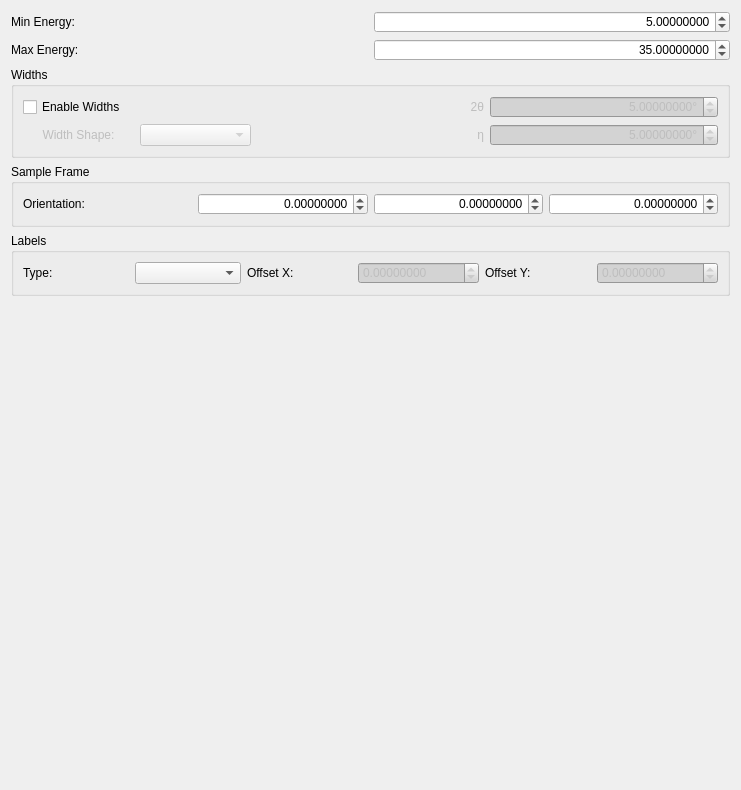
Above: hexrdgui/resources/ui/laue_overlay_editor.ui from HEXRD/hexrdgui before the change. Below: the same form after it.
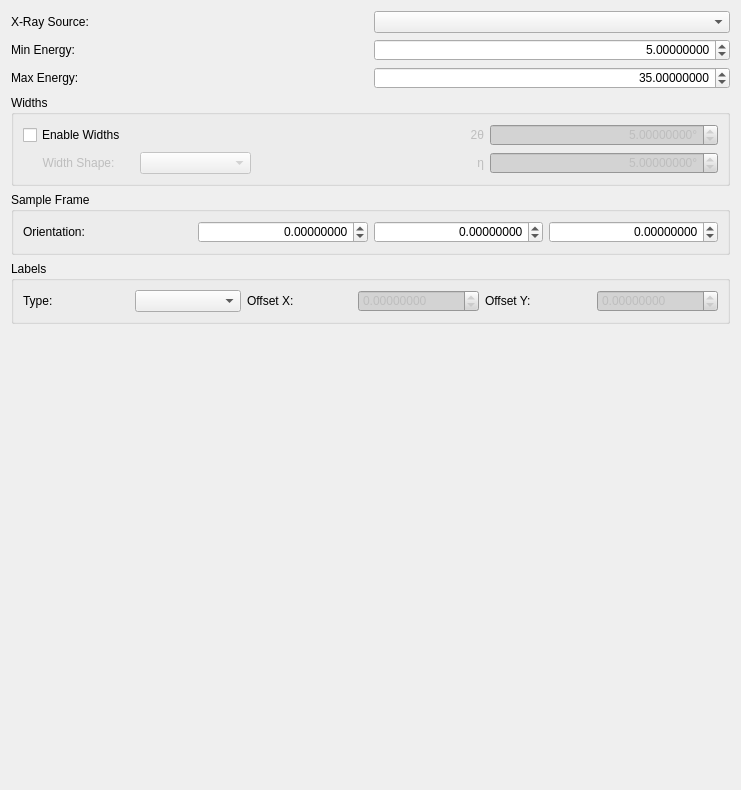
That is the form after the change. Custom widgets are drawn as their Qt base class.

```diff
--- a/hexrdgui/resources/ui/laue_overlay_editor.ui
+++ b/hexrdgui/resources/ui/laue_overlay_editor.ui
@@ -31,16 +31,6 @@
   </property>
   <layout class="QGridLayout" name="gridLayout">
    <item row="1" column="0">
-    <widget class="QLabel" name="max_energy_label">
-     <property name="text">
-      <string>Max Energy:</string>
-     </property>
-     <property name="buddy">
-      <cstring>max_energy</cstring>
-     </property>
-    </widget>
-   </item>
-   <item row="0" column="0">
     <widget class="QLabel" name="min_energy_label">
      <property name="text">
       <string>Min Energy:</string>
@@ -54,6 +44,182 @@
     <layout class="QVBoxLayout" name="crystal_editor_layout"/>
    </item>
    <item row="7" column="0" colspan="2">
+    <widget class="QGroupBox" name="labelsGroup">
+     <property name="title">
+      <string>Labels</string>
+     </property>
+     <layout class="QGridLayout" name="gridLayout_2">
+      <item row="0" column="3">
+       <widget class="ScientificDoubleSpinBox" name="label_offset_x">
+        <property name="enabled">
+         <bool>false</bool>
+        </property>
+        <property name="keyboardTracking">
+         <bool>false</bool>
+        </property>
+        <property name="decimals">
+         <number>8</number>
+        </property>
+        <property name="minimum">
+         <double>-10000.000000000000000</double>
+        </property>
+        <property name="maximum">
+         <double>10000.000000000000000</double>
+        </property>
+       </widget>
+      </item>
+      <item row="0" column="1">
+       <widget class="QComboBox" name="label_type"/>
+      </item>
+      <item row="0" column="2">
+       <widget class="QLabel" name="label_offset_x_label">
+        <property name="text">
+         <string>Offset X:</string>
+        </property>
+        <property name="buddy">
+         <cstring>label_offset_x</cstring>
+        </property>
+       </widget>
+      </item>
+      <item row="0" column="0">
+       <widget class="QLabel" name="label_type_label">
+        <property name="text">
+         <string>Type:</string>
+        </property>
+        <property name="buddy">
+         <cstring>label_type</cstring>
+        </property>
+       </widget>
+      </item>
+      <item row="0" column="4">
+       <widget class="QLabel" name="label_offset_y_label">
+        <property name="text">
+         <string>Offset Y:</string>
+        </property>
+        <property name="buddy">
+         <cstring>label_offset_y</cstring>
+        </property>
+       </widget>
+      </item>
+      <item row="0" column="5">
+       <widget class="ScientificDoubleSpinBox" name="label_offset_y">
+        <property name="enabled">
+         <bool>false</bool>
+        </property>
+        <property name="keyboardTracking">
+         <bool>false</bool>
+        </property>
+        <property name="decimals">
+         <number>8</number>
+        </property>
+        <property name="minimum">
+         <double>-10000.000000000000000</double>
+        </property>
+        <property name="maximum">
+         <double>10000.000000000000000</double>
+        </property>
+       </widget>
+      </item>
+     </layout>
+    </widget>
+   </item>
+   <item row="2" column="0">
+    <widget class="QLabel" name="max_energy_label">
+     <property name="text">
+      <string>Max Energy:</string>
+     </property>
+     <property name="buddy">
+      <cstring>max_energy</cstring>
+     </property>
+    </widget>
+   </item>
+   <item row="2" column="1">
+    <widget class="ScientificDoubleSpinBox" name="max_energy">
+     <property name="alignment">
+      <set>Qt::AlignRight|Qt::AlignTrailing|Qt::AlignVCenter</set>
+     </property>
+     <property name="keyboardTracking">
+      <bool>false</bool>
+     </property>
+     <property name="decimals">
+      <number>8</number>
+     </property>
+     <property name="maximum">
+      <double>100000.000000000000000</double>
+     </property>
+     <property name="value">
+      <double>35.000000000000000</double>
+     </property>
+    </widget>
+   </item>
+   <item row="6" column="0" colspan="2">
+    <widget class="QGroupBox" name="sample_frame_group">
+     <property name="title">
+      <string>Sample Frame</string>
+     </property>
+     <layout class="QHBoxLayout" name="horizontalLayout_2">
+      <item>
+       <widget class="QLabel" name="sample_orientation_label">
+        <property name="text">
+         <string>Orientation:</string>
+        </property>
+        <property name="buddy">
+         <cstring>sample_orientation_0</cstring>
+        </property>
+       </widget>
+      </item>
+      <item>
+       <widget class="ScientificDoubleSpinBox" name="sample_orientation_0">
+        <property name="alignment">
+         <set>Qt::AlignRight|Qt::AlignTrailing|Qt::AlignVCenter</set>
+        </property>
+        <property name="decimals">
+         <number>8</number>
+        </property>
+        <property name="minimum">
+         <double>-1000000.000000000000000</double>
+        </property>
+        <property name="maximum">
+         <double>1000000.000000000000000</double>
+        </property>
+       </widget>
+      </item>
+      <item>
+       <widget class="ScientificDoubleSpinBox" name="sample_orientation_1">
+        <property name="alignment">
+         <set>Qt::AlignRight|Qt::AlignTrailing|Qt::AlignVCenter</set>
+        </property>
+        <property name="decimals">
+         <number>8</number>
+        </property>
+        <property name="minimum">
+         <double>-1000000.000000000000000</double>
+        </property>
+        <property name="maximum">
+         <double>1000000.000000000000000</double>
+        </property>
+       </widget>
+      </item>
+      <item>
+       <widget class="ScientificDoubleSpinBox" name="sample_orientation_2">
+        <property name="alignment">
+         <set>Qt::AlignRight|Qt::AlignTrailing|Qt::AlignVCenter</set>
+        </property>
+        <property name="decimals">
+         <number>8</number>
+        </property>
+        <property name="minimum">
+         <double>-1000000.000000000000000</double>
+        </property>
+        <property name="maximum">
+         <double>1000000.000000000000000</double>
+        </property>
+       </widget>
+      </item>
+     </layout>
+    </widget>
+   </item>
+   <item row="8" column="0" colspan="2">
     <spacer name="verticalSpacer">
      <property name="orientation">
       <enum>Qt::Vertical</enum>
@@ -66,7 +232,29 @@
      </property>
     </spacer>
    </item>
-   <item row="2" column="0" colspan="2">
+   <item row="1" column="1">
+    <widget class="ScientificDoubleSpinBox" name="min_energy">
+     <property name="alignment">
+      <set>Qt::AlignRight|Qt::AlignTrailing|Qt::AlignVCenter</set>
+     </property>
+     <property name="keyboardTracking">
+      <bool>false</bool>
+     </property>
+     <property name="decimals">
+      <number>8</number>
+     </property>
+     <property name="maximum">
+      <double>100000.000000000000000</double>
+     </property>
+     <property name="value">
+      <double>5.000000000000000</double>
+     </property>
+    </widget>
+   </item>
+   <item row="5" column="0" colspan="2">
+    <layout class="QVBoxLayout" name="crystal_editor_layout"/>
+   </item>
+   <item row="3" column="0" colspan="2">
     <widget class="QGroupBox" name="ranges_group_box">
      <property name="title">
       <string>Widths</string>
@@ -191,190 +379,15 @@
      </layout>
     </widget>
    </item>
-   <item row="1" column="1">
-    <widget class="ScientificDoubleSpinBox" name="max_energy">
-     <property name="alignment">
-      <set>Qt::AlignRight|Qt::AlignTrailing|Qt::AlignVCenter</set>
+   <item row="0" column="0">
+    <widget class="QLabel" name="xray_source_label">
+     <property name="text">
+      <string>X-Ray Source:</string>
      </property>
-     <property name="keyboardTracking">
-      <bool>false</bool>
-     </property>
-     <property name="decimals">
-      <number>8</number>
-     </property>
-     <property name="maximum">
-      <double>100000.000000000000000</double>
-     </property>
-     <property name="value">
-      <double>35.000000000000000</double>
-     </property>
-    </widget>
-   </item>
-   <item row="5" column="0" colspan="2">
-    <widget class="QGroupBox" name="sample_frame_group">
-     <property name="title">
-      <string>Sample Frame</string>
-     </property>
-     <layout class="QHBoxLayout" name="horizontalLayout_2">
-      <item>
-       <widget class="QLabel" name="sample_orientation_label">
-        <property name="text">
-         <string>Orientation:</string>
-        </property>
-        <property name="buddy">
-         <cstring>sample_orientation_0</cstring>
-        </property>
-       </widget>
-      </item>
-      <item>
-       <widget class="ScientificDoubleSpinBox" name="sample_orientation_0">
-        <property name="alignment">
-         <set>Qt::AlignRight|Qt::AlignTrailing|Qt::AlignVCenter</set>
-        </property>
-        <property name="decimals">
-         <number>8</number>
-        </property>
-        <property name="minimum">
-         <double>-1000000.000000000000000</double>
-        </property>
-        <property name="maximum">
-         <double>1000000.000000000000000</double>
-        </property>
-       </widget>
-      </item>
-      <item>
-       <widget class="ScientificDoubleSpinBox" name="sample_orientation_1">
-        <property name="alignment">
-         <set>Qt::AlignRight|Qt::AlignTrailing|Qt::AlignVCenter</set>
-        </property>
-        <property name="decimals">
-         <number>8</number>
-        </property>
-        <property name="minimum">
-         <double>-1000000.000000000000000</double>
-        </property>
-        <property name="maximum">
-         <double>1000000.000000000000000</double>
-        </property>
-       </widget>
-      </item>
-      <item>
-       <widget class="ScientificDoubleSpinBox" name="sample_orientation_2">
-        <property name="alignment">
-         <set>Qt::AlignRight|Qt::AlignTrailing|Qt::AlignVCenter</set>
-        </property>
-        <property name="decimals">
-         <number>8</number>
-        </property>
-        <property name="minimum">
-         <double>-1000000.000000000000000</double>
-        </property>
-        <property name="maximum">
-         <double>1000000.000000000000000</double>
-        </property>
-       </widget>
-      </item>
-     </layout>
     </widget>
    </item>
    <item row="0" column="1">
-    <widget class="ScientificDoubleSpinBox" name="min_energy">
-     <property name="alignment">
-      <set>Qt::AlignRight|Qt::AlignTrailing|Qt::AlignVCenter</set>
-     </property>
-     <property name="keyboardTracking">
-      <bool>false</bool>
-     </property>
-     <property name="decimals">
-      <number>8</number>
-     </property>
-     <property name="maximum">
-      <double>100000.000000000000000</double>
-     </property>
-     <property name="value">
-      <double>5.000000000000000</double>
-     </property>
-    </widget>
-   </item>
-   <item row="6" column="0" colspan="2">
-    <widget class="QGroupBox" name="labelsGroup">
-     <property name="title">
-      <string>Labels</string>
-     </property>
-     <layout class="QGridLayout" name="gridLayout_2">
-      <item row="0" column="3">
-       <widget class="ScientificDoubleSpinBox" name="label_offset_x">
-        <property name="enabled">
-         <bool>false</bool>
-        </property>
-        <property name="keyboardTracking">
-         <bool>false</bool>
-        </property>
-        <property name="decimals">
-         <number>8</number>
-        </property>
-        <property name="minimum">
-         <double>-10000.000000000000000</double>
-        </property>
-        <property name="maximum">
-         <double>10000.000000000000000</double>
-        </property>
-       </widget>
-      </item>
-      <item row="0" column="1">
-       <widget class="QComboBox" name="label_type"/>
-      </item>
-      <item row="0" column="2">
-       <widget class="QLabel" name="label_offset_x_label">
-        <property name="text">
-         <string>Offset X:</string>
-        </property>
-        <property name="buddy">
-         <cstring>label_offset_x</cstring>
-        </property>
-       </widget>
-      </item>
-      <item row="0" column="0">
-       <widget class="QLabel" name="label_type_label">
-        <property name="text">
-         <string>Type:</string>
-        </property>
-        <property name="buddy">
-         <cstring>label_type</cstring>
-        </property>
-       </widget>
-      </item>
-      <item row="0" column="4">
-       <widget class="QLabel" name="label_offset_y_label">
-        <property name="text">
-         <string>Offset Y:</string>
-        </property>
-        <property name="buddy">
-         <cstring>label_offset_y</cstring>
-        </property>
-       </widget>
-      </item>
-      <item row="0" column="5">
-       <widget class="ScientificDoubleSpinBox" name="label_offset_y">
-        <property name="enabled">
-         <bool>false</bool>
-        </property>
-        <property name="keyboardTracking">
-         <bool>false</bool>
-        </property>
-        <property name="decimals">
-         <number>8</number>
-        </property>
-        <property name="minimum">
-         <double>-10000.000000000000000</double>
-        </property>
-        <property name="maximum">
-         <double>10000.000000000000000</double>
-        </property>
-       </widget>
-      </item>
-     </layout>
-    </widget>
+    <widget class="QComboBox" name="xray_source"/>
    </item>
   </layout>
  </widget>
```
Left out of the diff: 6 changed lines with no effect on the pictures.
